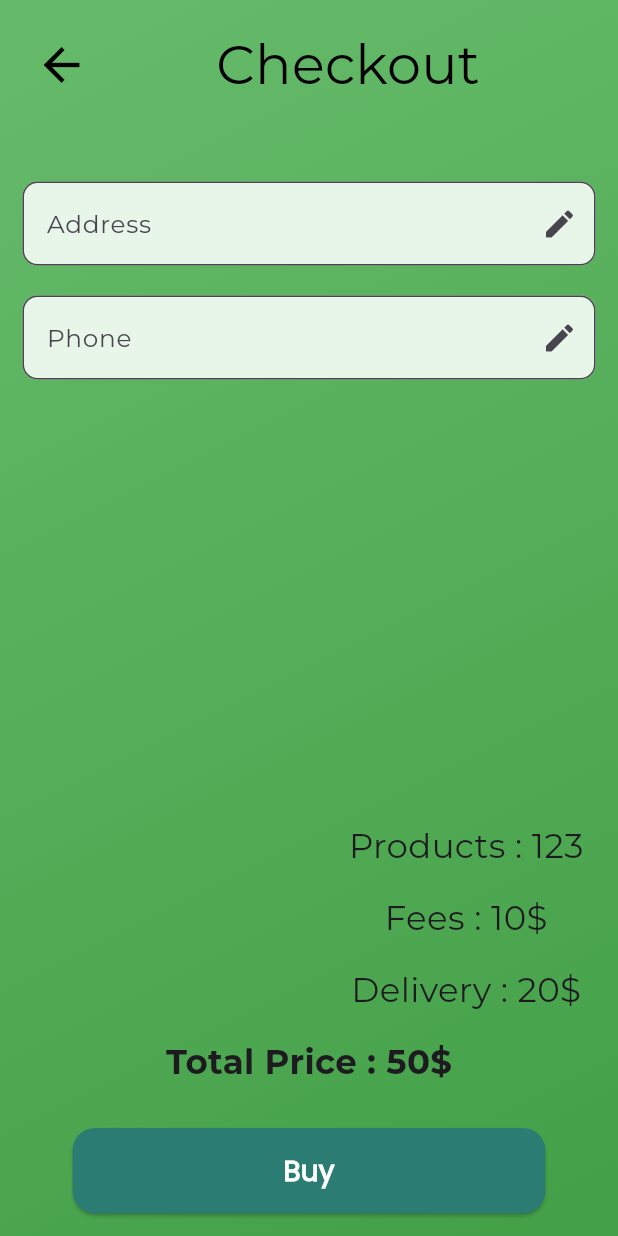
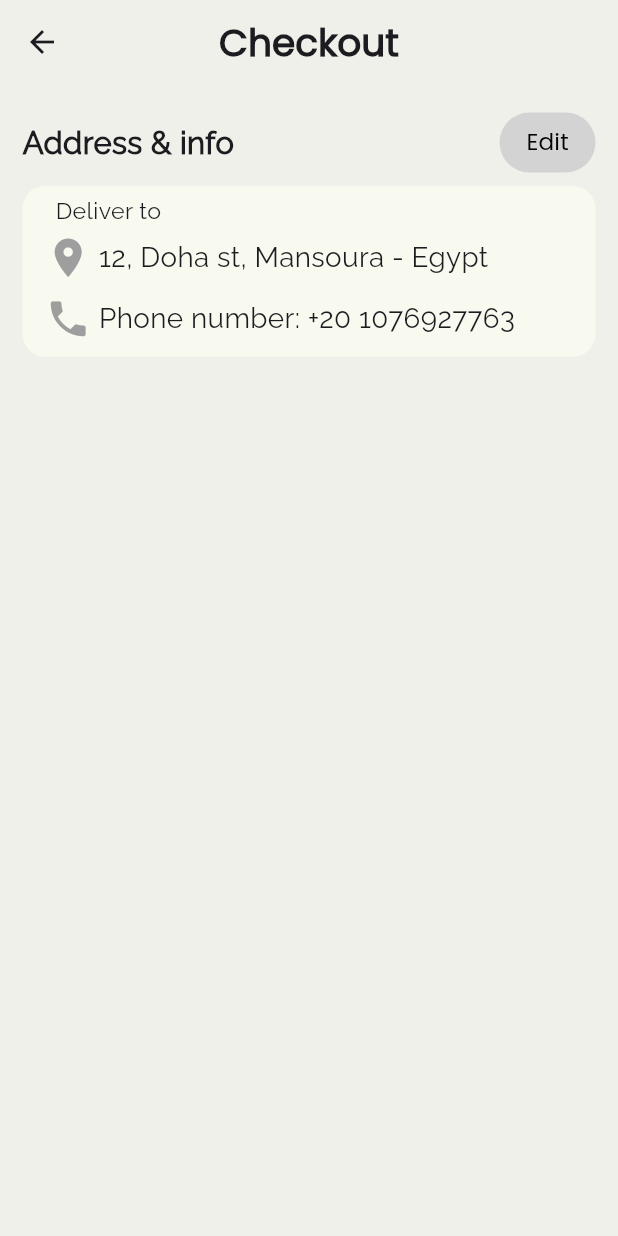
Before and after one commit to MalekYasser26/plant_it, a Flutter app: the CartViewBody screen opened directly, after a tap on "Checkout", on a phone screen of 412 x 824 dp. Run offline on Flutter 3.47's test engine with Material 3 defaults, Android fonts, the phone set to English and light mode, and no system bars; our stand-ins replace bloc, flutter_bloc, flutter_rating_stars, google_fonts; project files that could hold a hidden picture were left out.

Commit message:
address info section of checkout done

```diff
--- a/lib/features/cart/presentation/widgets/cart_view_body.dart
+++ b/lib/features/cart/presentation/widgets/cart_view_body.dart
@@ -1,29 +1,18 @@
 import 'package:flutter/material.dart';
 import 'package:plant_it/constants/constants.dart';
 import 'package:plant_it/features/cart/presentation/widgets/cart_filled.dart';
+import 'package:plant_it/features/checkout/presentation/widgets/cust_app_bar.dart';
 
 class CartViewBody extends StatelessWidget {
   const CartViewBody({super.key});
 
   @override
   Widget build(BuildContext context) {
-    return SafeArea(
+    return const SafeArea(
       child: Scaffold(
         backgroundColor: AppColors.basicallyWhite,
-        appBar: AppBar(
-          backgroundColor: AppColors.basicallyWhite,
-          scrolledUnderElevation: 0.0,
-          title: const Text(
-            "Your cart",
-            style: TextStyle(
-              fontFamily: "Poppins",
-              fontWeight: FontWeight.bold,
-              fontSize: 25,
-            ),
-          ),
-          centerTitle: true,
-        ),
-        body:  const Center(
+        appBar: CustAppBar(text: "Your cart",),
+        body:  Center(
           child: Padding(
             padding: EdgeInsets.symmetric(horizontal: 15.0),
             child: CartFilled()
--- /dev/null
+++ b/lib/features/checkout/presentation/widgets/address_info_section.dart
@@ -0,0 +1,60 @@
+import 'package:flutter/material.dart';
+import 'package:plant_it/constants/constants.dart';
+import 'package:plant_it/features/checkout/presentation/widgets/address_info_widget.dart';
+
+class AddressInfoSection extends StatelessWidget {
+  const AddressInfoSection({
+    super.key,
+  });
+
+  @override
+  Widget build(BuildContext context) {
+    return Column(
+      children: [
+        Row(
+          mainAxisAlignment: MainAxisAlignment.spaceBetween,
+          children: [
+            Text(
+              "Address & info",
+              style: TextStyle(
+                fontFamily: "Raleway",
+                fontWeight: FontWeight.bold,
+                fontSize: getResponsiveSize(context, fontSize: 20),
+              ),
+            ),
+            TextButton(
+              onPressed: () {
+                print("edit");
+              },
+              style: const ButtonStyle(
+                backgroundColor:
+                WidgetStatePropertyAll(AppColors.greyish),
+              ),
+              child: Text(
+                "Edit",
+                style: TextStyle(
+                  fontFamily: "Poppins",
+                  fontWeight: FontWeight.w300,
+                  fontSize: getResponsiveSize(context, fontSize: 15),
+                  color: Colors.black,
+                ),
+              ),
+            )
+          ],
+        ),
+        const SizedBox(height: 5,),
+        Container(
+          decoration: const BoxDecoration(
+              color: Color(0xFFF8F9EF),
+              borderRadius: BorderRadius.all(Radius.circular(15))
+          ),
+          child: const Column(
+            children: [
+              AddressInfoWidget(),
+            ],
+          ),
+        ),
+      ],
+    );
+  }
+}
--- /dev/null
+++ b/lib/features/checkout/presentation/widgets/address_info_widget.dart
@@ -0,0 +1,51 @@
+import 'package:flutter/material.dart';
+import 'package:plant_it/constants/constants.dart';
+import 'package:plant_it/features/checkout/presentation/widgets/line_text.dart';
+
+class AddressInfoWidget extends StatelessWidget {
+  const AddressInfoWidget({
+    super.key,
+  });
+
+  @override
+  Widget build(BuildContext context) {
+    return Column(
+      crossAxisAlignment: CrossAxisAlignment.start,
+      children: [
+        Padding(
+          padding: const EdgeInsets.symmetric(horizontal: 22.0,vertical: 5),
+          child: Text(
+            "Deliver to",
+            style: TextStyle(
+              fontFamily: "Raleway",
+              fontSize:getResponsiveSize(context, fontSize: 15),
+
+              fontWeight: FontWeight.w300,
+            ),
+          ),
+        ),
+        LineText(
+          icon: Icon(
+            Icons.location_on,
+            size: getResponsiveSize(context, fontSize: 30),
+            color: Colors.grey,
+          ),
+          text: "12, Doha st, Mansoura - Egypt",
+        ),
+        const SizedBox(height: 10,),
+        LineText(
+          icon: Icon(
+            Icons.phone,
+            size: getResponsiveSize(context, fontSize: 30),
+            color: Colors.grey,
+
+          ),
+          text: "Phone number: +20 1076927763 ",
+
+        ),
+        const SizedBox(height: 10,),
+
+      ],
+    );
+  }
+}
--- a/lib/features/checkout/presentation/widgets/checkout_view_body.dart
+++ b/lib/features/checkout/presentation/widgets/checkout_view_body.dart
@@ -1,141 +1,31 @@
+import 'package:flutter/cupertino.dart';
 import 'package:flutter/material.dart';
-import 'package:google_fonts/google_fonts.dart';
 import 'package:plant_it/constants/constants.dart';
-import 'package:plant_it/features/auth/presentation/views/widgets/login_button.dart';
-import 'cust_checkout_text_field.dart';
+import 'package:plant_it/features/checkout/presentation/widgets/address_info_section.dart';
+import 'package:plant_it/features/checkout/presentation/widgets/cust_app_bar.dart';
 
 class CheckoutViewBody extends StatelessWidget {
   const CheckoutViewBody({super.key});
 
   @override
   Widget build(BuildContext context) {
-    return SafeArea(
+    return const SafeArea(
       child: Scaffold(
-        body: Container(
-          decoration: const BoxDecoration(
-            gradient: LinearGradient(
-              colors: [
-                Color(0xFF66BB6A),
-                Color(0xFF43A047),
+        backgroundColor: AppColors.basicallyWhite,
+        appBar: CustAppBar(
+          text: "Checkout",
+        ),
+        body: Center(
+          child: Padding(
+            padding: EdgeInsets.all(15.0),
+            child: Column(
+              children: [
+                AddressInfoSection(),
               ],
-              begin: FractionalOffset(0.0, 0.0),
-              end: FractionalOffset(1.0, 1.0),
-              stops: [0.0, 1.0],
-              tileMode: TileMode.clamp,
-            ),
-          ),
-          child: Center(
-            child: Padding(
-              padding: const EdgeInsets.all(15.0),
-              child: Column(
-                children: [
-                  Container(
-                    height: kToolbarHeight,
-                    decoration: const BoxDecoration(),
-                    child: Row(
-                      mainAxisAlignment: MainAxisAlignment.spaceBetween,
-                      children: [
-                        IconButton(
-                          onPressed: () {
-                            Navigator.pop(context);
-                          },
-                          icon: Icon(
-                            Icons.arrow_back,
-                            size: getResponsiveSize(context, fontSize: 35),
-                            color: Colors.black,
-                          ),
-                        ),
-                        Text(
-                          "Checkout",
-                          textAlign: TextAlign.center,
-                          style: GoogleFonts.montserrat(
-                              fontSize:
-                              getResponsiveSize(context, fontSize: 35),
-                              color: Colors.black),
-                        ),
-                        const SizedBox()
-                      ],
-                    ),
-                  ),
-                  const SizedBox(height: 50,),
-                  CustCheckoutTextField(text: "Address", custIcon: IconButton(
-                      onPressed: () {
-                      print('ss');
-                      },
-                      icon : const Icon(Icons.edit),
-                  ),
-                  phone: false,
-                  ),
-                  const SizedBox(height: 20,),
-                  CustCheckoutTextField(text: "Phone", custIcon: IconButton(
-                    onPressed: () {
-                      print('ss');
-                    },
-                    icon : const Icon(Icons.edit),
-                  ),
-                    phone: true,
-                  ),
-                  const Spacer(),
-                  Row(
-                    mainAxisAlignment: MainAxisAlignment.end,
-                    children: [
-                      Column(
-                        children: [
-                          Padding(
-                            padding: const EdgeInsets.all(8.0),
-                            child: Text("Products : 123",style:  GoogleFonts.montserrat(
-                              fontSize:  getResponsiveSize(context, fontSize: 22),
-                            ),),
-                          ),
-                          Padding(
-                            padding: const EdgeInsets.all(8.0),
-                            child: Text("Fees : 10\$",style:  GoogleFonts.montserrat(
-                              fontSize:  getResponsiveSize(context, fontSize: 22),
-                            ),),
-                          ),
-                          Padding(
-                            padding: const EdgeInsets.all(8.0),
-                            child: Text("Delivery : 20\$",style:  GoogleFonts.montserrat(
-                              fontSize:  getResponsiveSize(context, fontSize: 22),
-                            ),),
-                          ),
-
-
-                        ],
-                      ),
-                    ],
-                  ),
-                  Row(
-                    mainAxisAlignment: MainAxisAlignment.center,
-                    children: [
-                      Column(
-                        children: [
-                          Padding(
-                            padding: const EdgeInsets.all(8.0),
-                            child: Text("Total Price : 50\$",style:  GoogleFonts.montserrat(
-                              fontSize:  getResponsiveSize(context, fontSize: 22),
-                              fontWeight: FontWeight.bold
-                            ),),
-                          ),
-
-
-
-                        ],
-                      ),
-                    ],
-                  ),
-
-                  const SizedBox(height: 20,),
-                  CustButton(onPressed: () {
-                  }, text: "Buy")
-
-                ],
-              ),
             ),
           ),
         ),
       ),
     );
-
   }
 }
--- /dev/null
+++ b/lib/features/checkout/presentation/widgets/cust_app_bar.dart
@@ -0,0 +1,31 @@
+import 'package:flutter/material.dart';
+import 'package:plant_it/constants/constants.dart';
+
+class CustAppBar extends StatelessWidget implements PreferredSizeWidget {
+  final String text ;
+  const CustAppBar({
+    super.key, required this.text,
+  });
+
+  @override
+  Size get preferredSize => const Size.fromHeight(kToolbarHeight);
+
+  Widget build(BuildContext context) {
+    return PreferredSize(
+      preferredSize: Size.fromHeight(kToolbarHeight),
+      child: AppBar(
+        backgroundColor: AppColors.basicallyWhite,
+        scrolledUnderElevation: 0.0,
+        title:  Text(
+          text,
+          style: const TextStyle(
+            fontFamily: "Poppins",
+            fontWeight: FontWeight.bold,
+            fontSize: 25,
+          ),
+        ),
+        centerTitle: true,
+      ),
+    );
+  }
+}
--- /dev/null
+++ b/lib/features/checkout/presentation/widgets/line_text.dart
@@ -0,0 +1,39 @@
+import 'package:flutter/material.dart';
+import 'package:plant_it/constants/constants.dart';
+
+class LineText extends StatelessWidget {
+  final String text ;
+  final Icon icon ;
+  const LineText({
+    super.key, required this.text, required this.icon,
+  });
+
+  @override
+  Widget build(BuildContext context) {
+    return Padding(
+      padding: const EdgeInsets.symmetric(horizontal: 15.0),
+      child: Row(
+        children: [
+          icon,
+          const SizedBox(
+            width: 5,
+          ),
+          Flexible(
+            child: Text(
+              text,
+              style: TextStyle(
+                fontWeight: FontWeight.w500,
+                fontFamily: "Raleway",
+                fontSize:
+                getResponsiveSize(context, fontSize: 18),
+              ),
+              softWrap: true,
+              maxLines: 3, // Adjust this value as needed
+              overflow: TextOverflow.ellipsis, // Show full text
+            ),
+          ),
+        ],
+      ),
+    );
+  }
+}
--- a/lib/features/description/presentation/views/description_view.dart
+++ b/lib/features/description/presentation/views/description_view.dart
@@ -1,6 +1,7 @@
 import 'package:flutter/material.dart';
 import 'package:plant_it/constants/constants.dart';
 import 'package:plant_it/features/cart/presentation/views/cart_view.dart';
+import 'package:plant_it/features/checkout/presentation/widgets/cust_app_bar.dart';
 import 'package:plant_it/features/cust_nav_bar/presentation/views/cust_nav_bar_selection_view.dart';
 import 'package:plant_it/features/cust_nav_bar/presentation/views/cust_nav_bar_view.dart';
 import 'package:plant_it/features/description/presentation/views/widgets/category_container.dart';
@@ -31,19 +32,7 @@ class _DescriptionViewState extends State<DescriptionView> {
     return SafeArea(
       child: Scaffold(
         backgroundColor: AppColors.basicallyWhite,
-        appBar: AppBar(
-          backgroundColor: AppColors.basicallyWhite,
-          scrolledUnderElevation: 0.0,
-          title: const Text(
-            "Monstera plant",
-            style: TextStyle(
-              fontFamily: "Poppins",
-              fontWeight: FontWeight.bold,
-              fontSize: 18,
-            ),
-          ),
-          centerTitle: true,
-        ),
+        appBar: const CustAppBar(text: "Monstera plant",),
         body: Column(
           children: [
             Expanded(
```
